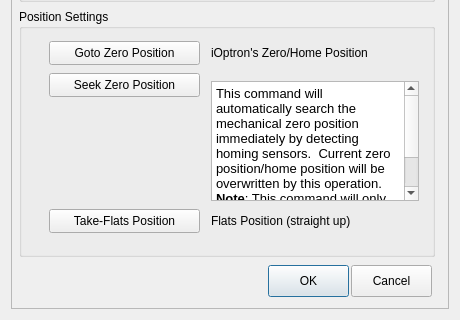
The window that iOptronV3.ui (rpineau/iOptronV3) describes before a commit, drawn with Qt 5; both pictures show x 0 to 460 and y 418 to 738 of the 460 by 738 pixel window.
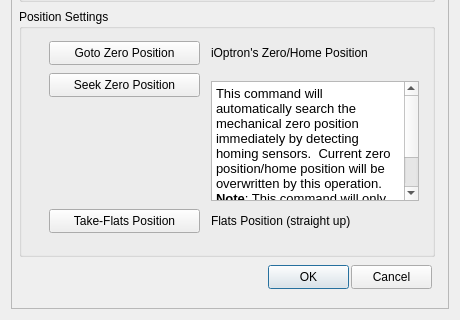
The same window after the commit. Custom widgets are drawn as their Qt base class.

What changed in the file:
```diff
--- a/iOptronV3.ui
+++ b/iOptronV3.ui
@@ -430,7 +430,7 @@
         <x>257</x>
         <y>672</y>
         <width>81</width>
-        <height>32</height>
+        <height>24</height>
        </rect>
       </property>
       <property name="text">
@@ -446,7 +446,7 @@
         <x>340</x>
         <y>672</y>
         <width>81</width>
-        <height>32</height>
+        <height>24</height>
        </rect>
       </property>
       <property name="text">
```
